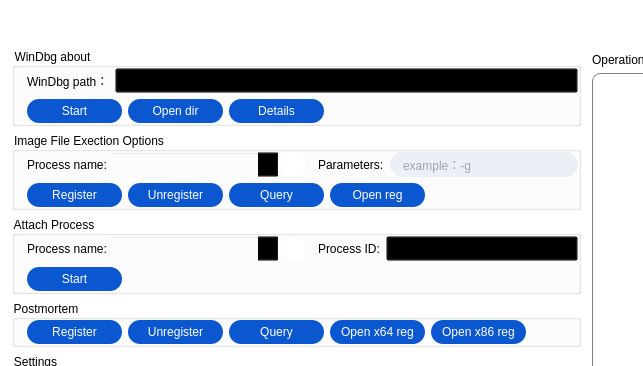
This is WindbgIFEO/WindbgIFEO.ui in MingYueRuYa/worktools as Qt 5 draws it before an edit; both pictures show x 0 to 643 and y 0 to 366 of the 1167 by 644 pixel window. The edited form follows.
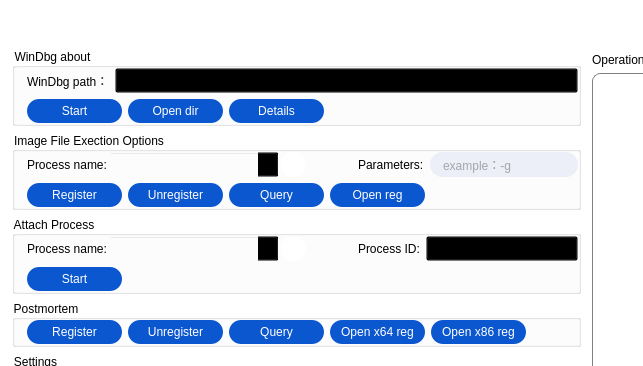
This is the edited form. Icons and pictures are not drawn. Custom widgets are drawn as their Qt base class.

Patch:
```diff
--- a/WindbgIFEO/WindbgIFEO.ui
+++ b/WindbgIFEO/WindbgIFEO.ui
@@ -535,6 +535,19 @@
                      </property>
                     </widget>
                    </item>
+                   <item>
+                    <spacer name="horizontalSpacer_7">
+                     <property name="orientation">
+                      <enum>Qt::Horizontal</enum>
+                     </property>
+                     <property name="sizeHint" stdset="0">
+                      <size>
+                       <width>40</width>
+                       <height>20</height>
+                      </size>
+                     </property>
+                    </spacer>
+                   </item>
                   </layout>
                  </item>
                  <item>
@@ -865,6 +878,19 @@
                      </property>
                     </widget>
                    </item>
+                   <item>
+                    <spacer name="horizontalSpacer_8">
+                     <property name="orientation">
+                      <enum>Qt::Horizontal</enum>
+                     </property>
+                     <property name="sizeHint" stdset="0">
+                      <size>
+                       <width>40</width>
+                       <height>20</height>
+                      </size>
+                     </property>
+                    </spacer>
+                   </item>
                   </layout>
                  </item>
                  <item>
```
Left out of the diff: 3 changed lines with no effect on the pictures.
